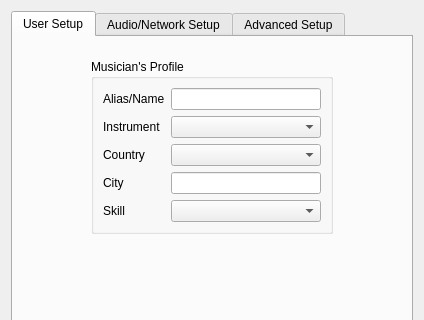
This is src/clientsettingsdlgbase.ui in jamulussoftware/jamulus as Qt 5 draws it before an edit; both pictures show x 0 to 424 and y 0 to 320 of the 424 by 524 pixel window. The edited form follows.
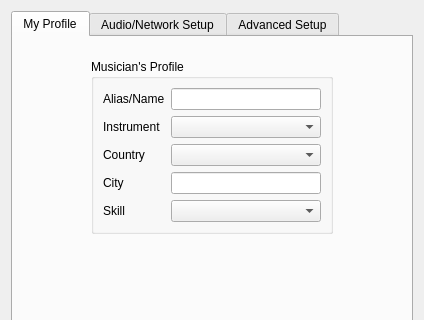
This is the edited form. The open tabs and pages were chosen to show the change. Icons and pictures are not drawn. Custom widgets are drawn as their Qt base class.

Commit message: Changed tab text "User Setup" to "My Profile"

Diff of the .ui file:
```diff
--- a/src/clientsettingsdlgbase.ui
+++ b/src/clientsettingsdlgbase.ui
@@ -28,7 +28,7 @@
      </property>
      <widget class="QWidget" name="tab_0_User">
       <attribute name="title">
-       <string>User Setup</string>
+       <string>My Profile</string>
       </attribute>
       <layout class="QHBoxLayout" name="horizontalLayout_11">
        <item>
```
Left out of the diff: 2 changed lines with no effect on the pictures.
